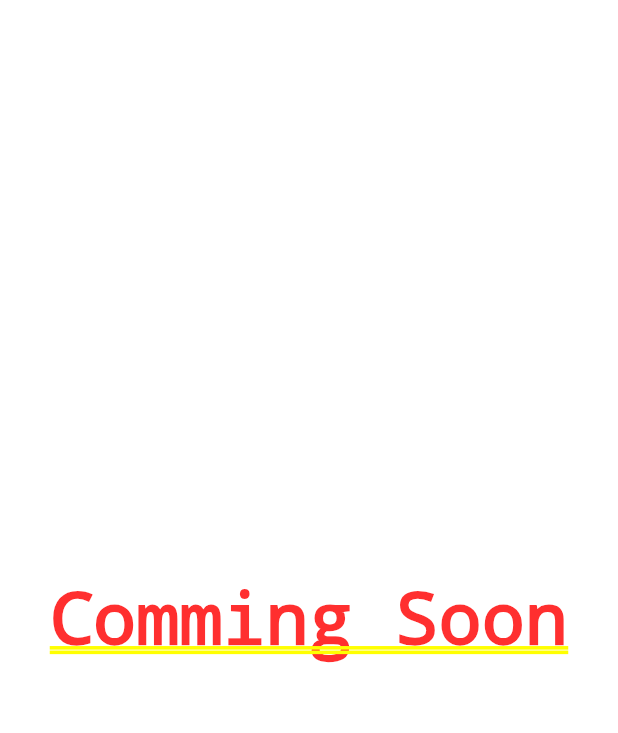
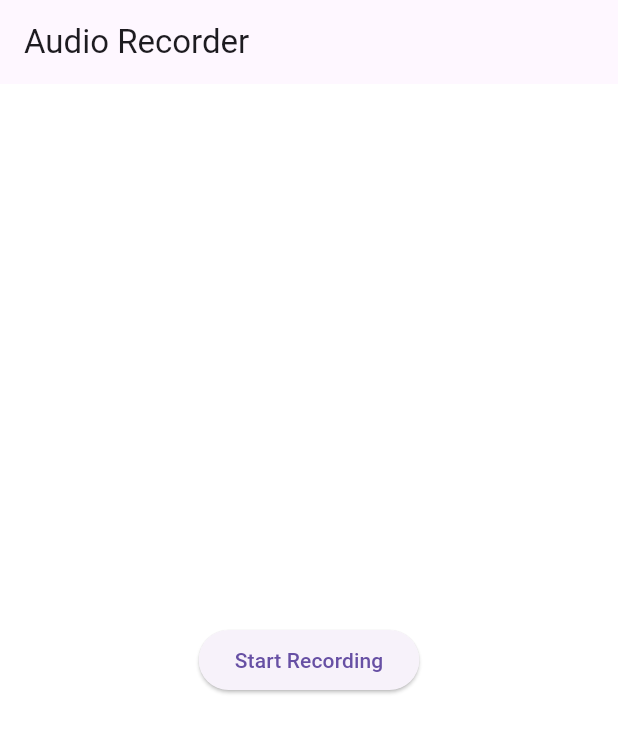
Before and after one commit to HashiniDivyanjanee/Vehicle_Service_App, a Flutter app: the ImageUpload screen opened by its route, on a phone screen of 412 x 824 dp. Shown: the top 733 px of the screen. Run offline on Flutter 3.47's test engine with Material 3 defaults, Android fonts, the phone set to English and light mode, and no system bars; our stand-ins replace bloc, convex_bottom_bar, dio, equatable, flutter_bloc, go_router and 4 more; missing offline and left inert: flutter_sound, record.

Commit message:
Add voice recording functionality with BLoC implementation and necessary plugin integrations

```diff
--- /dev/null
+++ b/lib/src/logic/bloc/voice_recording/voice_recording_bloc.dart
@@ -0,0 +1,57 @@
+import 'package:bloc/bloc.dart';
+import 'package:dio/dio.dart';
+import 'package:equatable/equatable.dart';
+import 'package:flutter_sound/public/flutter_sound_player.dart';
+import 'package:flutter_sound/public/flutter_sound_recorder.dart';
+import 'package:path_provider/path_provider.dart';
+import 'package:record/record.dart';
+part 'voice_recording_event.dart';
+part 'voice_recording_state.dart';
+
+class VoiceRecordingBloc
+    extends Bloc<VoiceRecordingEvent, VoiceRecordingState> {
+  String? _filePath;
+  FlutterSoundPlayer? _player;
+  FlutterSoundRecorder? _recorder;
+
+  VoiceRecordingBloc() : super(VoiceRecordingInitial()) {
+    _player = FlutterSoundPlayer();
+    _recorder = FlutterSoundRecorder();
+
+    on<StartRecording>((event, emit) async {
+      emit(RecordingInProgress());
+      final directory = await getApplicationDocumentsDirectory();
+      _filePath =
+          '${directory.path}/audio_${DateTime.now().millisecondsSinceEpoch}.m4a';
+
+       await _recorder!.startRecorder(toFile: _filePath!);
+    });
+
+    on<StopRecording>((event, emit) async {
+      await _recorder?.stopRecorder();
+      emit(RecordingStopped(_filePath!));
+    });
+
+    on<UploadRecording>((event, emit) async {
+      emit(Uploading());
+      try {
+        final formData = FormData.fromMap({
+          'file': await MultipartFile.fromFile(event.filePath),
+        });
+
+        final response = await Dio().post(
+          'http://192.168.1.13:5000/api/recording',
+          data: formData,
+        );
+
+        if (response.statusCode == 200) {
+          emit(UploadSuccess());
+        } else {
+          emit(UploadFailure('Failed to upload'));
+        }
+      } catch (e) {
+        emit(UploadFailure(e.toString()));
+      }
+    });
+  }
+}
--- /dev/null
+++ b/lib/src/logic/bloc/voice_recording/voice_recording_event.dart
@@ -0,0 +1,18 @@
+part of 'voice_recording_bloc.dart';
+
+abstract class VoiceRecordingEvent extends Equatable {
+  const VoiceRecordingEvent();
+
+  @override
+  List<Object> get props => [];
+}
+
+class StartRecording extends VoiceRecordingEvent {}
+
+class StopRecording extends VoiceRecordingEvent {}
+
+class UploadRecording extends VoiceRecordingEvent {
+  final String filePath;
+
+  UploadRecording(this.filePath);
+}
--- /dev/null
+++ b/lib/src/logic/bloc/voice_recording/voice_recording_state.dart
@@ -0,0 +1,28 @@
+part of 'voice_recording_bloc.dart';
+
+abstract class VoiceRecordingState extends Equatable {
+  const VoiceRecordingState();
+
+  @override
+  List<Object> get props => [];
+}
+
+final class VoiceRecordingInitial extends VoiceRecordingState {}
+
+class RecordingInProgress extends VoiceRecordingState {}
+
+class RecordingStopped extends VoiceRecordingState {
+  final String filePath;
+
+  RecordingStopped(this.filePath);
+}
+
+class Uploading extends VoiceRecordingState {}
+
+class UploadSuccess extends VoiceRecordingState {}
+
+class UploadFailure extends VoiceRecordingState {
+  final String error;
+
+  UploadFailure(this.error);
+}
--- a/lib/src/presentation/tabs/image_upload.dart
+++ b/lib/src/presentation/tabs/image_upload.dart
@@ -3,6 +3,7 @@ import 'package:flutter/material.dart';
 import 'package:flutter_bloc/flutter_bloc.dart';
 import 'package:vehicle_service_app/src/constant/themes.dart';
 import 'package:vehicle_service_app/src/logic/bloc/take_image/image_bloc.dart';
+import 'package:vehicle_service_app/src/logic/bloc/voice_recording/voice_recording_bloc.dart';
 import 'package:vehicle_service_app/src/presentation/widgets/buttons.dart';
 
 class ImageUpload extends StatefulWidget {
@@ -14,9 +15,57 @@ class ImageUpload extends StatefulWidget {
 class _ImageUploadState extends State<ImageUpload> {
   @override
   Widget build(BuildContext context) {
-    return Container(
-      child: Center(child: Text('Comming Soon')),
+    return BlocProvider(
+      create: (context) => VoiceRecordingBloc(),
+      child: Scaffold(
+        appBar: AppBar(title: Text('Audio Recorder')),
+        body: BlocConsumer<VoiceRecordingBloc, VoiceRecordingState>(
+          listener: (context, state) {
+            if (state is UploadSuccess) {
+              ScaffoldMessenger.of(context).showSnackBar(SnackBar(content: Text('Upload Successful!')));
+            } else if (state is UploadFailure) {
+              ScaffoldMessenger.of(context).showSnackBar(SnackBar(content: Text(state.error)));
+            }
+          },
+          builder: (context, state) {
+            final bloc = context.read<VoiceRecordingBloc>();
+
+            if (state is RecordingInProgress) {
+              return Center(
+                child: ElevatedButton(
+                  onPressed: () => bloc.add(StopRecording()),
+                  child: Text('Stop Recording'),
+                ),
+              );
+            } else if (state is RecordingStopped) {
+              return Center(
+                child: Column(
+                  mainAxisAlignment: MainAxisAlignment.center,
+                  children: [
+                    ElevatedButton(
+                      onPressed: () => bloc.add(UploadRecording(state.filePath)),
+                      child: Text('Upload Audio'),
+                    ),
+                  ],
+                ),
+              );
+            } else {
+              return Center(
+                child: ElevatedButton(
+                  onPressed: () => bloc.add(StartRecording()),
+                  child: Text('Start Recording'),
+                ),
+              );
+            }
+          },
+        ),
+      ),
     );
+  }
+}
+
+
+
     //  Scaffold(
     //   body: BlocConsumer<ImageBloc, ImageState>(
     //     listener: (context, state) {
@@ -74,5 +123,3 @@ class _ImageUploadState extends State<ImageUpload> {
     //       },
     //       child: Icon(Icons.add_a_photo, color: AppThemes.PrimaryColor)),
     // );
-  }
-}
--- a/pubspec.yaml
+++ b/pubspec.yaml
@@ -47,9 +47,11 @@ dependencies:
   audioplayers: ^6.1.0
   flutter_sound: ^9.17.8
   speech_to_text: ^7.0.0
+  record: ^5.2.0
   # The following adds the Cupertino Icons font to your application.
   # Use with the CupertinoIcons class for iOS style icons.
   cupertino_icons: ^1.0.6
+
 
 
 dev_dependencies:
```
Also changed, not shown: pubspec.lock, 6 other files.
